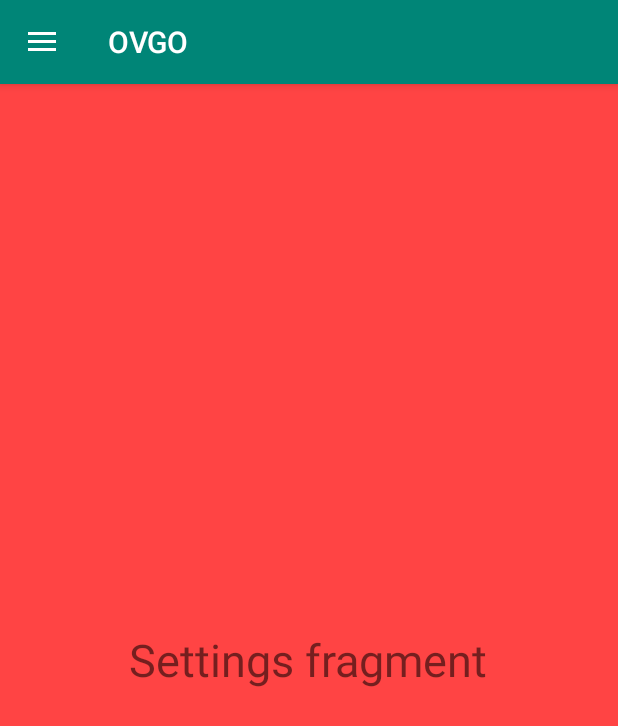
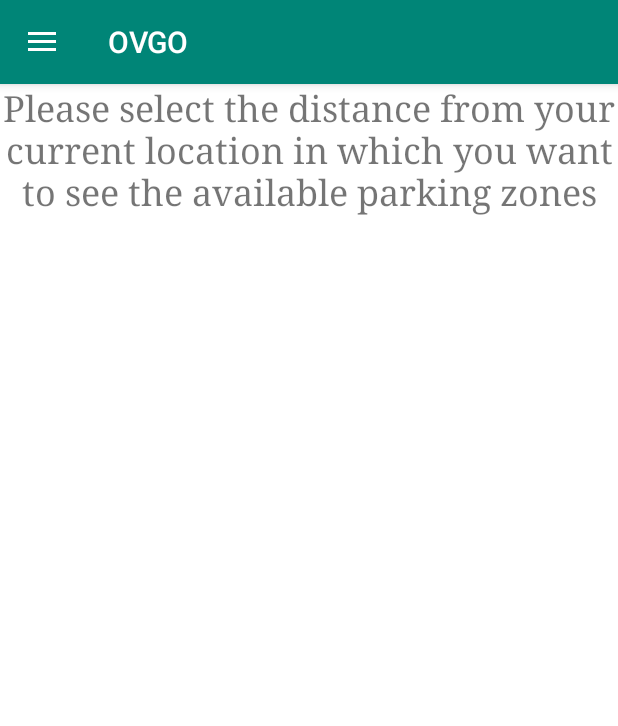
Before and after one commit to poorvimb/OVGOSmartParking, an Android app: the fragment InfoFragment placed in its activity, in the side drawer, after a tap on "Settings", on a phone screen of 412 x 824 dp. Shown: the top 726 px of the screen. Run offline under Robolectric (Android 15) with nearby library versions, the phone set to English and light mode, and no system bars.

Commit message:
added contents of drawer fragments except settings

```diff
--- a/app/src/main/java/com/example/parisa/ovgo/HelpFragment.java
+++ b/app/src/main/java/com/example/parisa/ovgo/HelpFragment.java
@@ -4,14 +4,39 @@ import android.os.Bundle;
 import android.view.LayoutInflater;
 import android.view.View;
 import android.view.ViewGroup;
+import android.webkit.WebView;
 
 import androidx.annotation.Nullable;
 import androidx.fragment.app.Fragment;
 
 public class HelpFragment extends Fragment {
+
+    WebView webView;
+    String content="<h1>Help</h1>\n" +         //content of the page
+
+            "        <p>The OVGO app is a smart parking application which enables users to find out whether a parking lot is free or not. It is a user-friendly android application with attractive user interface.</p>\n" +
+            "        <p><b>App Features list items:</b>\n" +
+            "        <ul>\n" +
+            "        <li>User can view whether a parking slot is free or not</li>\n" +
+            "        <li>Colors are used to determine the vacant-'green' and occupied-'red' parking slot</li>\n" +
+            "        <li>The user can also set a time after which he/she needs to be notified when the parking slots are full</li>\n" +
+            "        <li>The notification is sent to the users phone in the form of a message   \n";
     @Nullable
     @Override
     public View onCreateView(LayoutInflater inflater, @Nullable ViewGroup container, @Nullable Bundle savedInstanceState) {
         return inflater.inflate(R.layout.fragment_help, container, false);
+
+
+    }
+
+    @Override
+    public void onViewCreated(View view, Bundle savedInstanceState) {
+        super.onViewCreated(view, savedInstanceState);
+
+        // init webView
+        webView = (WebView) view.findViewById(R.id.simpleWebView);
+        // displaying text in WebView
+        webView.loadDataWithBaseURL(null, content, "text/html", "utf-8", null);//loading the page with content
+        //using webView.
     }
 }
--- a/app/src/main/java/com/example/parisa/ovgo/InfoFragment.java
+++ b/app/src/main/java/com/example/parisa/ovgo/InfoFragment.java
@@ -4,14 +4,37 @@ import android.os.Bundle;
 import android.view.LayoutInflater;
 import android.view.View;
 import android.view.ViewGroup;
+import android.webkit.WebView;
 
 import androidx.annotation.Nullable;
 import androidx.fragment.app.Fragment;
 
 public class InfoFragment extends Fragment {
+
+    WebView infoWebView;
+    String content = "<h1>Help</h1>\n" +         //content of the page
+
+            "        <p>The OVGO app is a smart parking application which is made as a project at University of Magdeburg. This application is made to </p>\n" +
+            "        <p><b>App Features list items:</b>\n" +
+            "        <ul>\n" +
+            "        <li>User can view whether a parking slot is free or not</li>\n" +
+            "        <li>Colors are used to determine the vacant-'green' and occupied-'red' parking slot</li>\n" +
+            "        <li>The user can also set a time after which he/she needs to be notified when the parking slots are full</li>\n" +
+            "        <li>The notification is sent to the users phone in the form of a message   \n";
     @Nullable
     @Override
     public View onCreateView(LayoutInflater inflater, @Nullable ViewGroup container, @Nullable Bundle savedInstanceState) {
         return inflater.inflate(R.layout.fragment_info, container, false);
     }
+
+    @Override
+    public void onViewCreated(View view, Bundle savedInstanceState) {
+        super.onViewCreated(view, savedInstanceState);
+
+        // init webView
+        infoWebView = (WebView) view.findViewById(R.id.simpleWebView);
+        // displaying text in WebView
+        infoWebView.loadDataWithBaseURL(null, content, "text/html", "utf-8", null);//loading the page with content
+        //using webView.
+    }
 }
--- a/app/src/main/java/com/example/parisa/ovgo/MainActivity.java
+++ b/app/src/main/java/com/example/parisa/ovgo/MainActivity.java
@@ -78,7 +78,7 @@ public class MainActivity extends AppCompatActivity implements NavigationView.On
                 break;
 
             case R.id.nav_email:
-                Toast.makeText(this, "Send", Toast.LENGTH_LONG).show();
+                Toast.makeText(this, "Contact us via\n info.ovgo@gmail.com", Toast.LENGTH_LONG).show();
                 break;
         }
         drawer.closeDrawer(GravityCompat.START);
--- a/app/src/main/java/com/example/parisa/ovgo/SettingsFragment.java
+++ b/app/src/main/java/com/example/parisa/ovgo/SettingsFragment.java
@@ -1,5 +1,7 @@
 package com.example.parisa.ovgo;
 
+import android.location.LocationListener;
+import android.location.LocationManager;
 import android.os.Bundle;
 import android.view.LayoutInflater;
 import android.view.View;
@@ -9,9 +11,20 @@ import androidx.annotation.Nullable;
 import androidx.fragment.app.Fragment;
 
 public class SettingsFragment extends Fragment {
+    private LocationManager locationManager;
+    private LocationListener locationListener;
     @Nullable
     @Override
     public View onCreateView(LayoutInflater inflater, @Nullable ViewGroup container, @Nullable Bundle savedInstanceState) {
         return inflater.inflate(R.layout.fragment_settings, container, false);
     }
+
+
+    @Override
+    public void onViewCreated(View view, Bundle savedInstanceState) {
+        super.onViewCreated(view, savedInstanceState);
+
+
+
+    }
 }
--- a/app/src/main/res/layout/fragment_settings.xml
+++ b/app/src/main/res/layout/fragment_settings.xml
@@ -2,12 +2,14 @@
 <RelativeLayout xmlns:android="http://schemas.android.com/apk/res/android"
     android:layout_width="match_parent"
     android:layout_height="match_parent"
-    android:background="@android:color/holo_red_light">
+    android:background="@android:color/background_light">
 
     <TextView
-        android:layout_width="wrap_content"
+        android:id="@+id/selectRadiusText"
+        android:layout_width="match_parent"
         android:layout_height="wrap_content"
-        android:layout_centerInParent="true"
-        android:text="Settings fragment"
-        android:textSize="30sp" />
+        android:fontFamily="serif"
+        android:gravity="center"
+        android:text="Please select the distance from your current location in which you want to see the available parking zones"
+        android:textSize="24sp" />
 </RelativeLayout>
```
Also changed, not shown: app/src/main/res/layout/fragment_help.xml (+16 -9 lines), app/src/main/res/layout/fragment_info.xml (+16 -9 lines).
